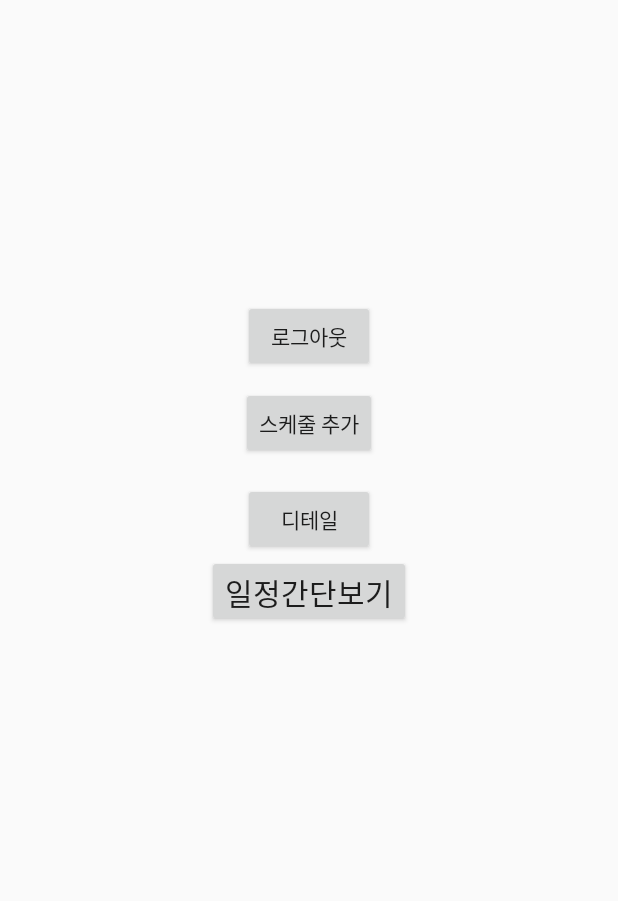
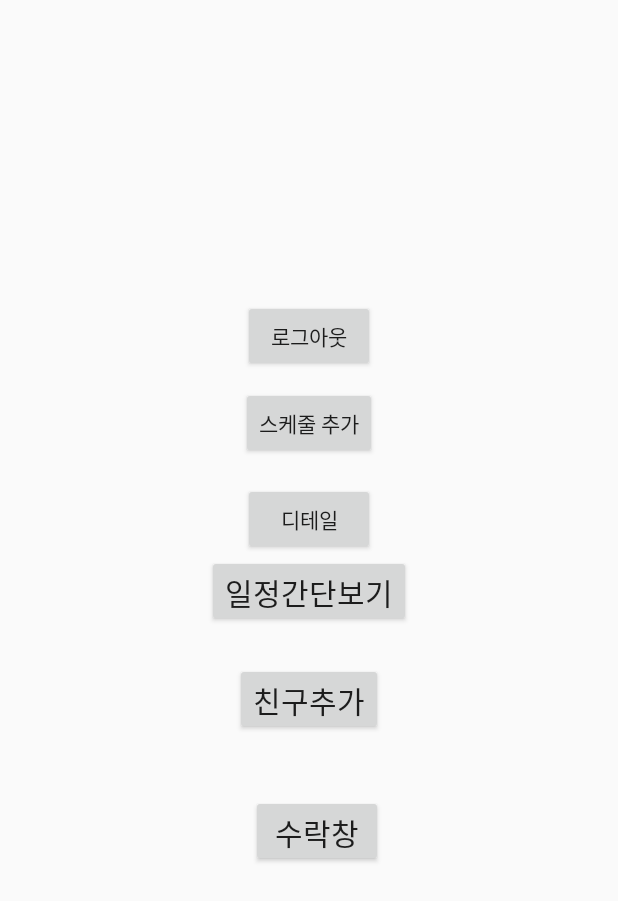
Before and after one commit to Syash22/BuddyTime, an Android app: the MainActivity screen opened directly, with no data from a screen before it, on a phone screen of 412 x 824 dp. Shown: the top 901 px of the screen. Run offline under Robolectric (Android 15) with nearby library versions, the phone set to English and light mode, and no system bars; our stand-ins replace Firebase (no records; nobody signed in at launch, a user with empty details on screens opened directly).

```diff
--- a/app/src/main/AndroidManifest.xml
+++ b/app/src/main/AndroidManifest.xml
@@ -31,6 +31,7 @@
         <activity android:name=".DetailSchedule"/>
         <activity android:name=".SummarySchedule" android:theme="@android:style/Theme.Holo.Dialog"></activity>
         <activity android:name=".AcceptFriend"/>
+        <activity android:name=".RequestFriend"/>
     </application>
 
 </manifest>
--- a/app/src/main/java/com/company/buddytime/MainActivity.java
+++ b/app/src/main/java/com/company/buddytime/MainActivity.java
@@ -22,6 +22,8 @@ public class MainActivity extends AppCompatActivity {
         Button logoutButton = findViewById(R.id.logoutbtn);
         Button addschebtn = findViewById(R.id.addSchedule);
         Button detail = findViewById(R.id.detailbtn);
+        Button req = findViewById(R.id.reqBtn);
+        Button act = findViewById(R.id.actBtn);
         // 로그아웃
         sumbtn.setOnClickListener(new View.OnClickListener() {
             @Override
@@ -56,6 +58,22 @@ public class MainActivity extends AppCompatActivity {
                 startActivity(intent);
             }
         });
+        req.setOnClickListener(new View.OnClickListener() {
+            @Override
+            public void onClick(View v) {
+                // 일정 추가 화면으로 이동
+                Intent intent = new Intent(getApplicationContext(), RequestFriend.class);
+                startActivity(intent);
+            }
+        });
+        act.setOnClickListener(new View.OnClickListener() {
+            @Override
+            public void onClick(View v) {
+                // 일정 추가 화면으로 이동
+                Intent intent = new Intent(getApplicationContext(), AcceptFriend.class);
+                startActivity(intent);
+            }
+        });
 
     }
 
--- a/app/src/main/res/layout/activity_main.xml
+++ b/app/src/main/res/layout/activity_main.xml
@@ -47,4 +47,30 @@
         app:layout_constraintStart_toStartOf="parent"
         app:layout_constraintTop_toBottomOf="@+id/detailbtn" />
 
+    <Button
+        android:id="@+id/reqBtn"
+        android:layout_width="wrap_content"
+        android:layout_height="48dp"
+        android:layout_marginTop="72dp"
+        android:onClick="moveButton"
+        android:text="친구추가"
+        android:textSize="20dp"
+        app:layout_constraintEnd_toEndOf="parent"
+        app:layout_constraintHorizontal_bias="0.501"
+        app:layout_constraintStart_toStartOf="parent"
+        app:layout_constraintTop_toBottomOf="@+id/detailbtn" />
+
+    <Button
+        android:id="@+id/actBtn"
+        android:layout_width="wrap_content"
+        android:layout_height="48dp"
+        android:layout_marginTop="160dp"
+        android:onClick="moveButton"
+        android:text="수락창"
+        android:textSize="20dp"
+        app:layout_constraintEnd_toEndOf="parent"
+        app:layout_constraintHorizontal_bias="0.517"
+        app:layout_constraintStart_toStartOf="parent"
+        app:layout_constraintTop_toBottomOf="@+id/detailbtn" />
+
 </androidx.constraintlayout.widget.ConstraintLayout>
```
Also changed, not shown: app/src/main/java/com/company/buddytime/AcceptFriend.java (+107 -9 lines), app/src/main/java/com/company/buddytime/ButtonListAdapter.java (+15 -10 lines), app/src/main/java/com/company/buddytime/LoginSignUp.java (+30 -0 lines), app/src/main/java/com/company/buddytime/RequestFriend.java (+36 -6 lines), app/src/main/java/com/company/buddytime/SearchUtil.java (added, +113 -0 lines).
